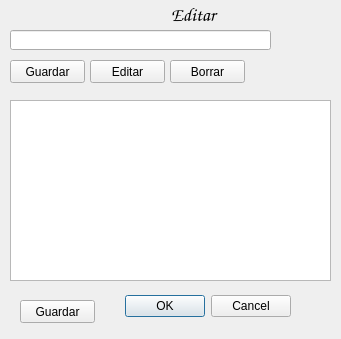
Above: dbagente.ui from Matias2178/Sistema_Postventa before the change. Below: the same form after it.
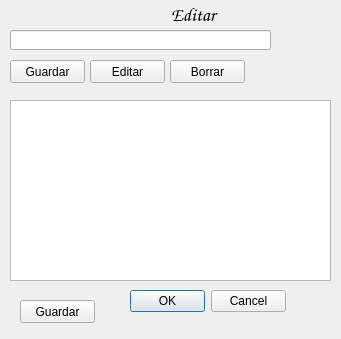
That is the form after the change.

The edit to the form file:
```diff
--- a/dbagente.ui
+++ b/dbagente.ui
@@ -16,10 +16,10 @@
   <widget class="QDialogButtonBox" name="buttonBox">
    <property name="geometry">
     <rect>
-     <x>120</x>
+     <x>130</x>
      <y>290</y>
-     <width>171</width>
-     <height>32</height>
+     <width>156</width>
+     <height>23</height>
     </rect>
    </property>
    <property name="orientation">
```
